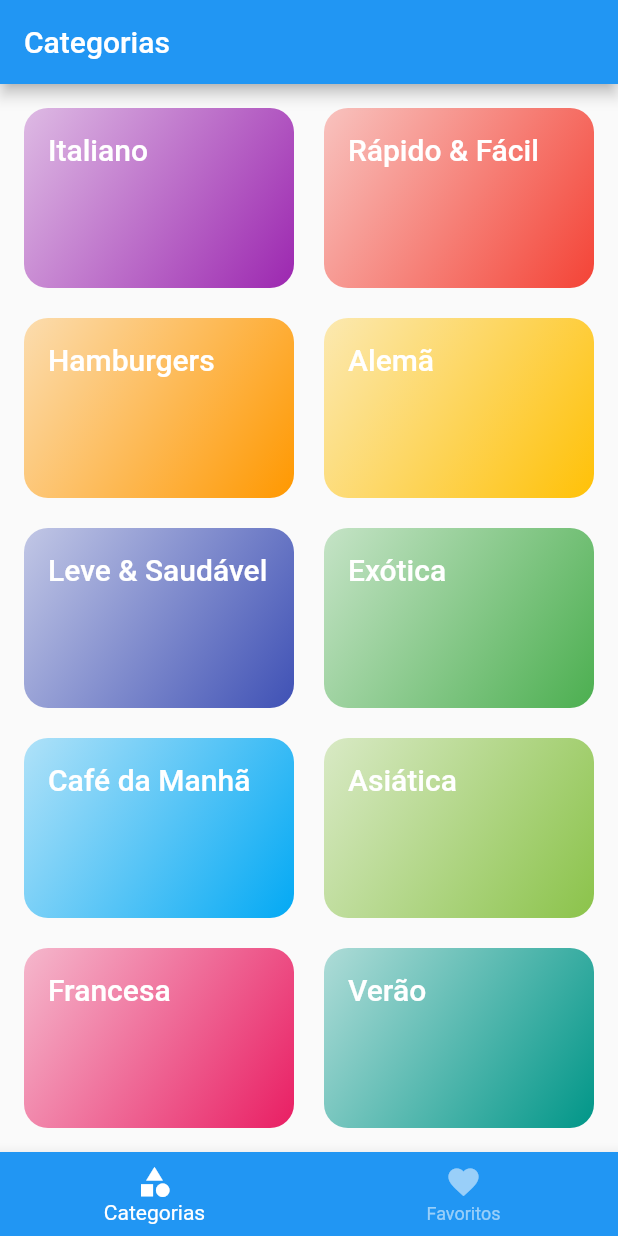
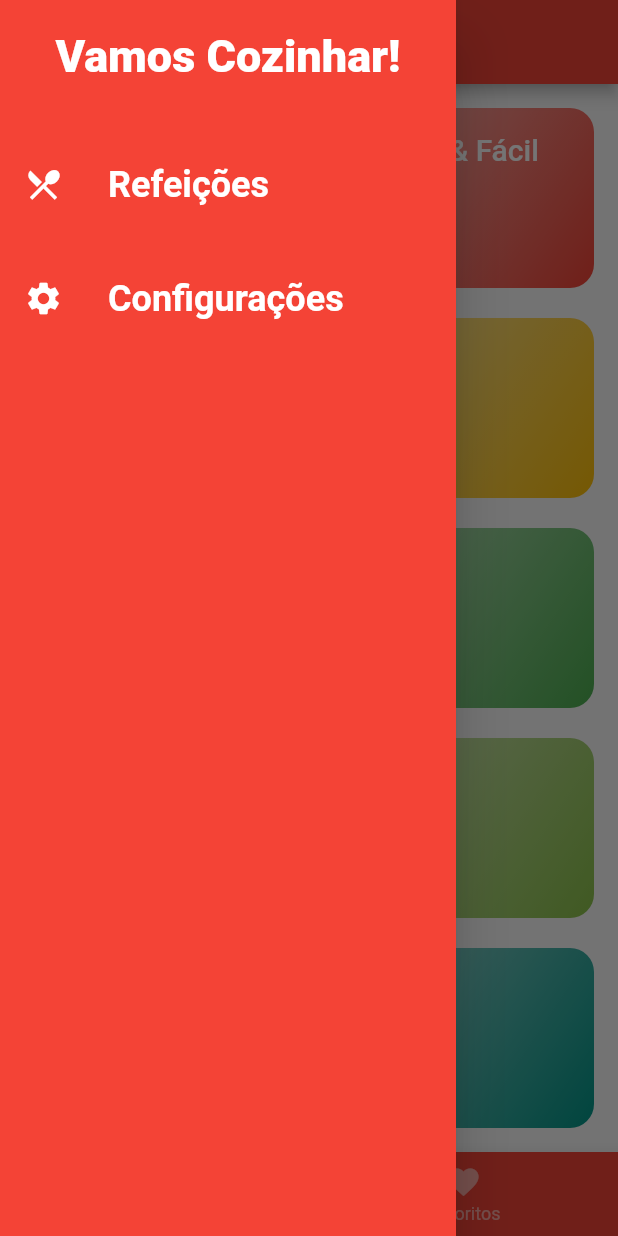
Before and after one commit to fhsbatista/meals, a Flutter app: the screen it shows after launch, with the side drawer open (before the commit the screen has no drawer), on a phone screen of 412 x 824 dp. Run offline on Flutter 3.47's test engine with Material 2 defaults, Android fonts, the phone set to English and light mode, and no system bars.

Commit message:
Created basic drawer on main page

```diff
--- a/lib/main.dart
+++ b/lib/main.dart
@@ -19,7 +19,7 @@ class MyApp extends StatelessWidget {
     return MaterialApp(
       title: 'Meals',
       theme: ThemeData(
-        primarySwatch: Colors.blue,
+        primarySwatch: Colors.red,
         visualDensity: VisualDensity.adaptivePlatformDensity,
         textTheme: ThemeData.light().textTheme.copyWith(
               headline6: TextStyle(
--- a/lib/modules/categories/ui/pages/main_page.dart
+++ b/lib/modules/categories/ui/pages/main_page.dart
@@ -4,6 +4,7 @@ import 'package:meals/modules/categories/data/categories_repository.dart';
 import 'package:meals/modules/categories/domain/get_categories_usecase.dart';
 import 'package:meals/modules/categories/ui/pages/categories_page.dart';
 import 'package:meals/modules/categories/ui/pages/favorite_meals_page.dart';
+import 'package:meals/modules/categories/ui/widgets/main_drawer.dart';
 
 class MainPage extends StatefulWidget {
   @override
@@ -41,6 +42,7 @@ class _MainPageState extends State<MainPage> {
       appBar: AppBar(
         title: Text(_pages[_selectedPageIndex]['title']),
       ),
+      drawer: MainDrawer(),
       body: _pages[_selectedPageIndex]['page'],
       bottomNavigationBar: BottomNavigationBar(
         currentIndex: _selectedPageIndex,
--- /dev/null
+++ b/lib/modules/categories/ui/widgets/main_drawer.dart
@@ -0,0 +1,66 @@
+import 'package:flutter/material.dart';
+import 'package:flutter/rendering.dart';
+
+class MainDrawer extends StatelessWidget {
+  @override
+  Widget build(BuildContext context) {
+    return Drawer(
+      child: Container(
+        color: Theme.of(context).primaryColor,
+        child: SafeArea(
+          child: Column(
+            children: [
+              Container(
+                padding: EdgeInsets.all(20),
+                child: Text(
+                  'Vamos Cozinhar!',
+                  style: TextStyle(
+                    fontWeight: FontWeight.w900,
+                    fontSize: 30,
+                    color: Colors.white,
+                  ),
+                ),
+              ),
+              SizedBox(height: 20),
+              _OptionWidget(
+                icon: Icons.restaurant_menu,
+                label: 'Refeições',
+              ),
+              SizedBox(height: 20),
+              _OptionWidget(
+                icon: Icons.settings,
+                label: 'Configurações',
+              ),
+            ],
+          ),
+        ),
+      ),
+    );
+  }
+}
+
+class _OptionWidget extends StatelessWidget {
+  final IconData icon;
+  final String label;
+
+  _OptionWidget({
+    @required this.icon,
+    @required this.label,
+  });
+
+  @override
+  Widget build(BuildContext context) {
+    return ListTile(
+      leading: Icon(icon, size: 26, color: Colors.white,),
+      title: Text(
+        label,
+        style: TextStyle(
+          fontSize: 24,
+          fontWeight: FontWeight.bold,
+          color: Colors.white
+        ),
+      ),
+      onTap: () {},
+    );
+  }
+}
```
